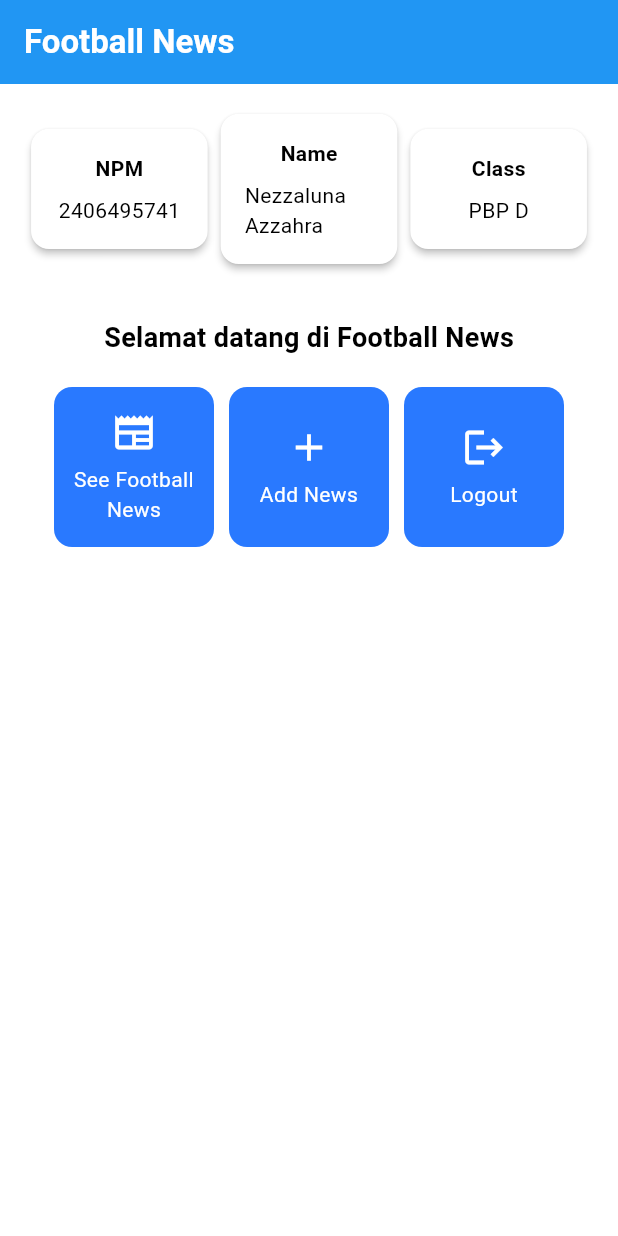
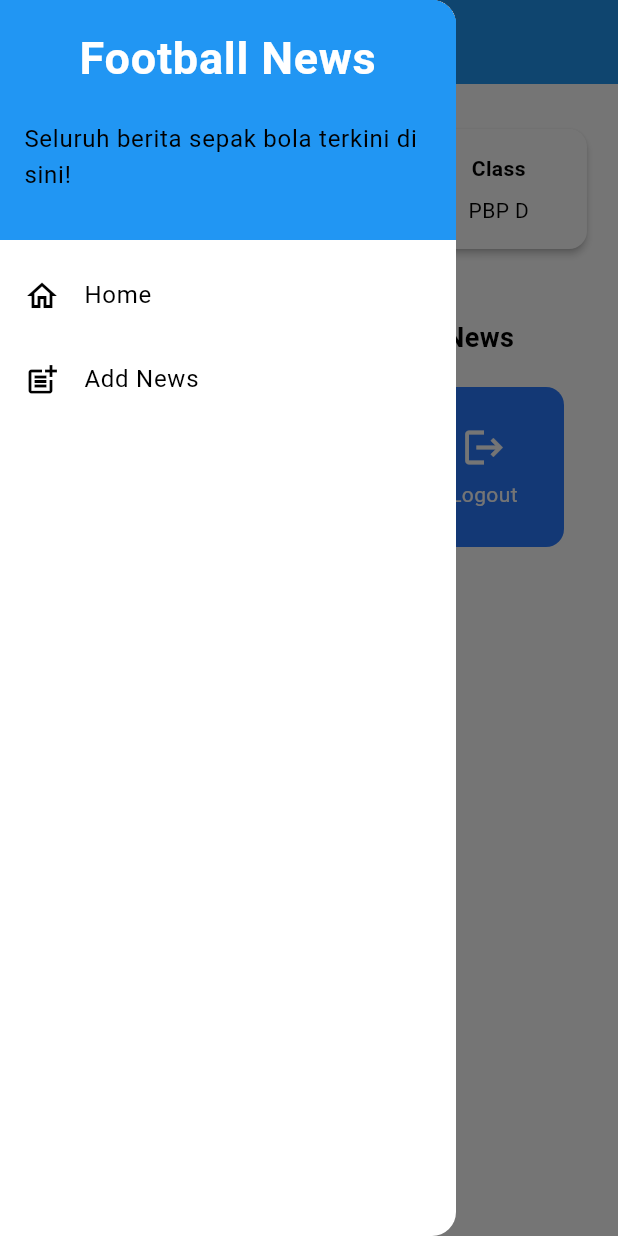
Before and after one commit to moondiverc/football-news-mobile, a Flutter app: the screen it shows after launch, with the side drawer open (before the commit the screen has no drawer), on a phone screen of 412 x 824 dp. Run offline on Flutter 3.47's test engine with Material 3 defaults, Android fonts, the phone set to English and light mode, and no system bars.

Commit message:
doc: add form

```diff
--- a/lib/main.dart
+++ b/lib/main.dart
@@ -1,5 +1,5 @@
 import 'package:flutter/material.dart';
-import 'package:football_news/menu.dart';
+import 'package:football_news/screens/menu.dart';
 
 void main() {
   runApp(const MyApp());
--- a/lib/menu.dart
+++ b/lib/screens/menu.dart
@@ -1,4 +1,5 @@
 import 'package:flutter/material.dart';
+import 'package:football_news/widgets/left_drawer.dart';
 
 class MyHomePage extends StatelessWidget {
   MyHomePage({super.key});
@@ -26,7 +27,11 @@ class MyHomePage extends StatelessWidget {
         ),
         // Warna latar belakang AppBar diambil dari skema warna tema aplikasi.
         backgroundColor: Theme.of(context).colorScheme.primary,
+        // TODO: Ubah warna ikon di AppBar menjadi putih
+        iconTheme: const IconThemeData(color: Colors.white),
       ),
+      // TODO: Tambahkan LeftDrawer di sini
+      drawer: LeftDrawer(),
       // Body halaman dengan padding di sekelilingnya.
       body: Padding(
         padding: const EdgeInsets.all(16.0),
@@ -154,6 +159,10 @@ class ItemCard extends StatelessWidget {
                 content: Text("Kamu telah menekan tombol ${item.name}!"),
               ),
             );
+          // Navigate ke route yang sesuai (tergantung jenis tombol)
+          if (item.name == "Tambah Berita") {
+            // TODO: Gunakan Navigator.push untuk melakukan navigasi ke MaterialPageRoute yang mencakup NewsFormPage.
+          }
         },
         // Container untuk menyimpan Icon dan Text
         child: Container(
--- /dev/null
+++ b/lib/widgets/left_drawer.dart
@@ -0,0 +1,61 @@
+import 'package:flutter/material.dart';
+import 'package:football_news/screens/menu.dart';
+
+class LeftDrawer extends StatelessWidget {
+  const LeftDrawer({super.key});
+
+  @override
+  Widget build(BuildContext context) {
+    return Drawer(
+      child: ListView(
+        children: [
+          const DrawerHeader(
+            decoration: BoxDecoration(color: Colors.blue),
+            child: Column(
+              children: [
+                Text(
+                  'Football News',
+                  textAlign: TextAlign.center,
+                  style: TextStyle(
+                    fontSize: 30,
+                    fontWeight: FontWeight.bold,
+                    color: Colors.white,
+                  ),
+                ),
+                Padding(padding: EdgeInsets.all(10)),
+                Text(
+                  "Seluruh berita sepak bola terkini di sini!",
+                  // TODO: Tambahkan gaya teks dengan center alignment, font ukuran 15, warna putih, dan weight biasa
+                ),
+              ],
+            ),
+          ),
+          // TODO: Bagian routing
+          ListTile(
+            leading: const Icon(Icons.home_outlined),
+            title: const Text('Home'),
+            // Bagian redirection ke MyHomePage
+            onTap: () {
+              Navigator.pushReplacement(
+                context,
+                MaterialPageRoute(builder: (context) => MyHomePage()),
+              );
+            },
+          ),
+          ListTile(
+            leading: const Icon(Icons.post_add),
+            title: const Text('Add News'),
+            // Bagian redirection ke NewsFormPage
+            onTap: () {
+              /*
+    TODO: Buatlah routing ke NewsFormPage di sini,
+    setelah halaman NewsFormPage sudah dibuat.
+    */
+            },
+          ),
+          // TODO: Buat ListTile baru untuk ke halaman melihat news
+        ],
+      ),
+    );
+  }
+}
```
Also changed, not shown: lib/screens/newslist_form.dart (added, +209 -0 lines).
